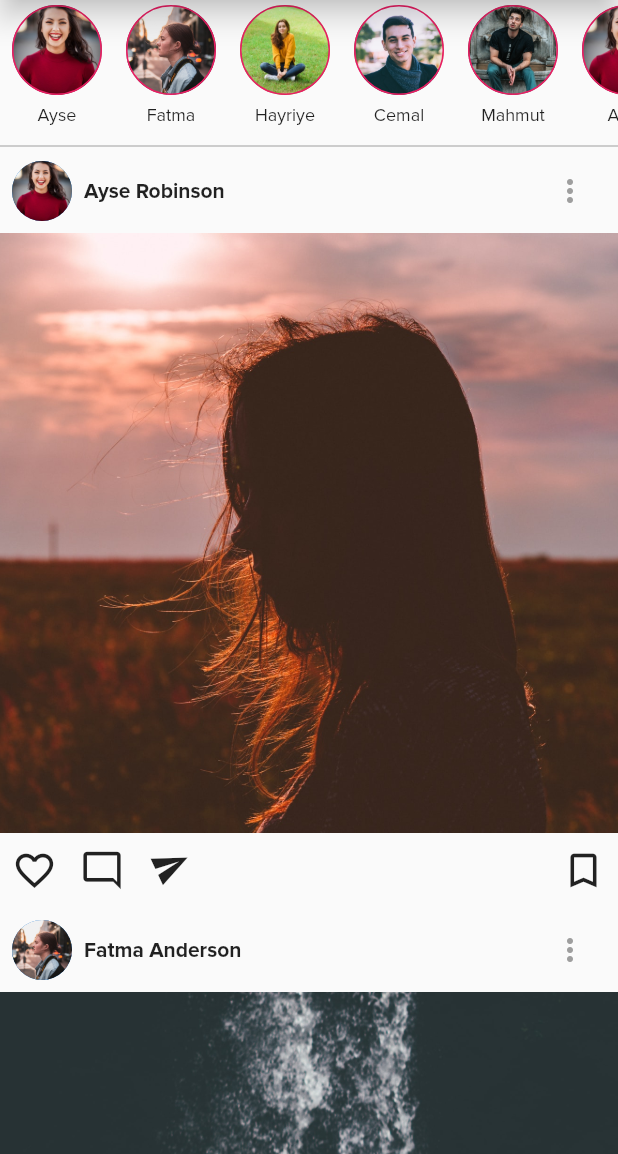
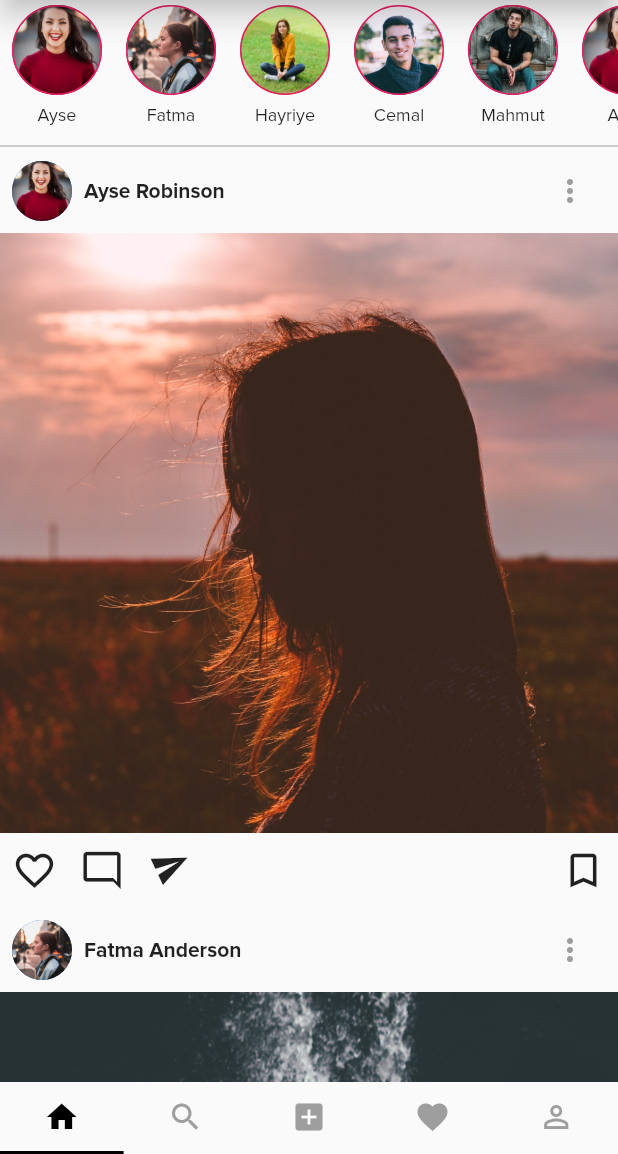
Before and after one commit to SamedHrmn/instagram-design-flutter, a Flutter app: the screen it shows after launch, on a phone screen of 412 x 824 dp, the part 82-1236 px from its top. Run offline on Flutter 3.47's test engine with Material 2 defaults, Android fonts, the phone set to English and light mode, and no system bars.

Commit message:
Tabbar alani olusturuldu.

```diff
--- a/lib/homepage.dart
+++ b/lib/homepage.dart
@@ -6,14 +6,35 @@ class HomePage extends StatefulWidget {
   _HomePageState createState() => _HomePageState();
 }
 
-class _HomePageState extends State<HomePage> {
+class _HomePageState extends State<HomePage> with SingleTickerProviderStateMixin{
   static const String FONT_PROXIMA = "ProximaNova";
+  TabController _tabController;
+
+  @override
+  void initState() {
+    // TODO: implement initState
+    super.initState();
+    _tabController = TabController(length: 5, vsync: this);
+  }
 
   @override
   Widget build(BuildContext context) {
     return Scaffold(
       appBar: MyTopBar(
         title: "Instagram",
+      ),
+      bottomNavigationBar: TabBar(
+        unselectedLabelColor: Colors.grey,
+        labelColor: Colors.black,
+        controller: _tabController,
+        indicatorColor: Colors.black,
+        tabs: [
+          Tab(icon: Icon(Icons.home)),
+          Tab(icon: Icon(Icons.search)),
+          Tab(icon: Icon(Icons.add_box)),
+          Tab(icon: Icon(Icons.favorite)),
+          Tab(icon: Icon(Icons.perm_identity)),
+        ],
       ),
       body: Container(
         width: MediaQuery.of(context).size.width,
```
